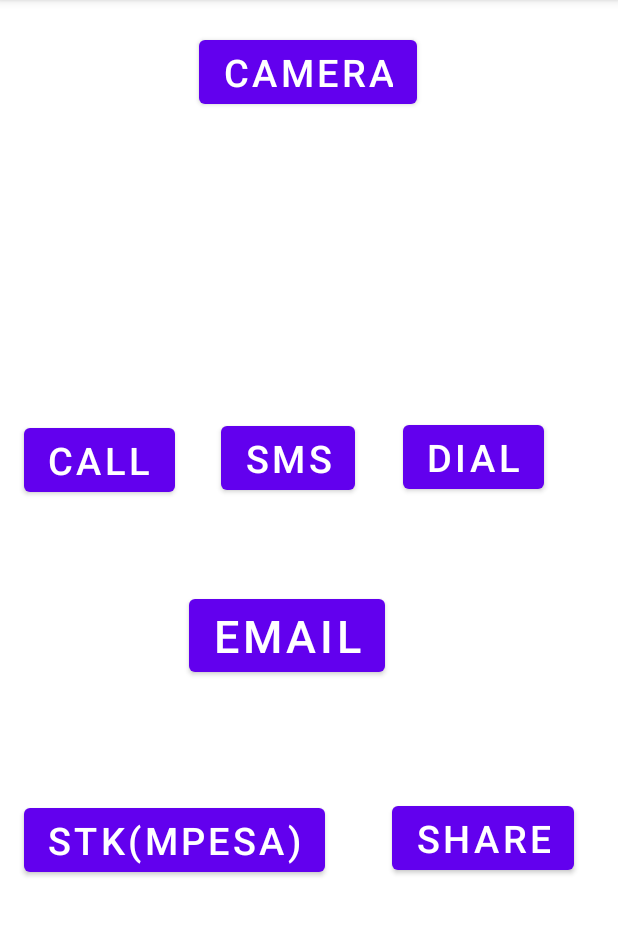
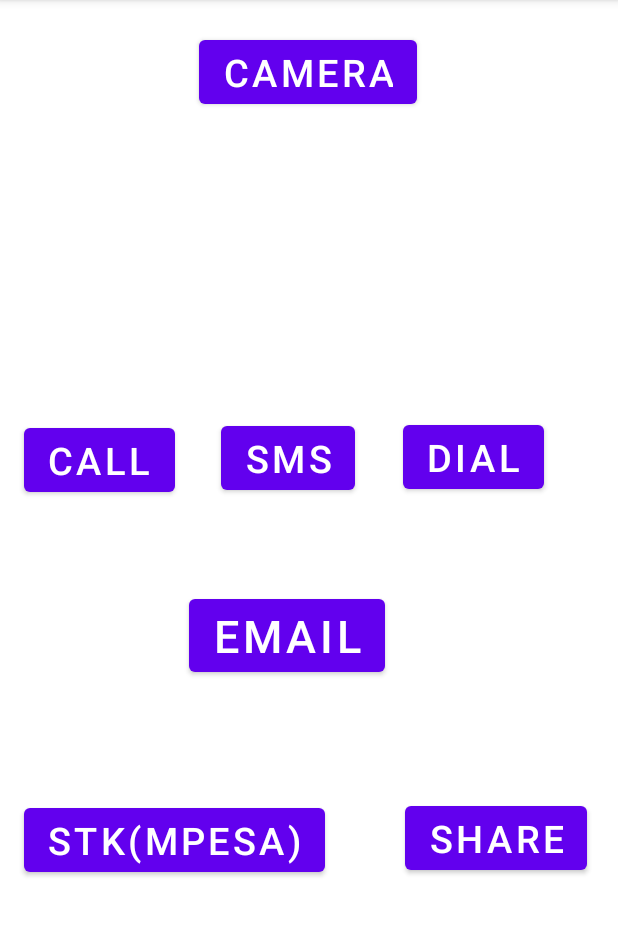
Before and after one commit to Json-Ken/Calcintentweb, an Android app: the IntentActivity screen opened directly, with no data from a screen before it, on a phone screen of 412 x 824 dp, the part 84-1020 px from its top. Run offline under Robolectric (Android 15) with nearby library versions, the phone set to English and light mode, and no system bars.

Commit message:
first commit

```diff
--- a/app/src/main/AndroidManifest.xml
+++ b/app/src/main/AndroidManifest.xml
@@ -1,6 +1,11 @@
 <?xml version="1.0" encoding="utf-8"?>
 <manifest xmlns:android="http://schemas.android.com/apk/res/android"
     xmlns:tools="http://schemas.android.com/tools">
+    <uses-permission android:name="android.permission.SEND_SMS"/>.
+    <uses-permission android:name="android.permission.CALL_PHONE"/>.
+    <uses-permission android:name="android.permission.READ_EXTERNAL_STORAGE"/>.
+    <uses-permission android:name="android.permission.INTERNET"/>.
+
 
     <application
         android:allowBackup="true"
--- a/app/src/main/java/com/example/calcintentweb/IntentActivity.kt
+++ b/app/src/main/java/com/example/calcintentweb/IntentActivity.kt
@@ -57,9 +57,7 @@ class IntentActivity : AppCompatActivity() {
             shareIntent.putExtra(Intent.EXTRA_TEXT,"Hi, click to download")
             startActivity(shareIntent)
         }
-        btn_call.setOnClickListener {
+
+            }
 
         }
-        }
-
-    }
--- a/app/src/main/res/layout/activity_intent.xml
+++ b/app/src/main/res/layout/activity_intent.xml
@@ -53,7 +53,7 @@
         android:textSize="25sp"
         app:layout_constraintBottom_toBottomOf="parent"
         app:layout_constraintEnd_toEndOf="parent"
-        app:layout_constraintHorizontal_bias="0.898"
+        app:layout_constraintHorizontal_bias="0.93"
         app:layout_constraintStart_toStartOf="parent"
         app:layout_constraintTop_toTopOf="parent"
         app:layout_constraintVertical_bias="0.745" />
```
Also changed, not shown: app/src/main/java/com/example/calcintentweb/WebActivity.kt (+19 -0 lines).
